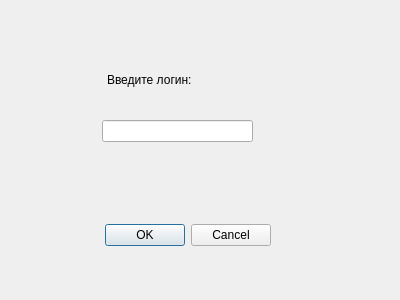
This is client/dialog.ui in AltoKlef/QtChat as Qt 5 draws it before an edit. The edited form follows.
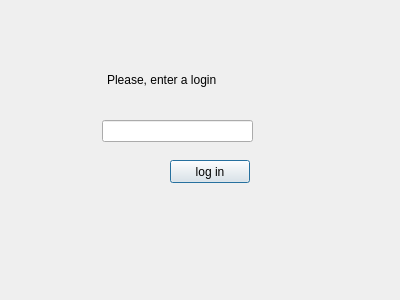
This is the edited form.

What changed in the file:
```diff
--- a/client/dialog.ui
+++ b/client/dialog.ui
@@ -13,19 +13,6 @@
   <property name="windowTitle">
    <string>Dialog</string>
   </property>
-  <widget class="QDialogButtonBox" name="buttonBox">
-   <property name="geometry">
-    <rect>
-     <x>90</x>
-     <y>220</y>
-     <width>181</width>
-     <height>31</height>
-    </rect>
-   </property>
-   <property name="standardButtons">
-    <set>QDialogButtonBox::Cancel|QDialogButtonBox::Ok</set>
-   </property>
-  </widget>
   <widget class="QLineEdit" name="lineEdit">
    <property name="geometry">
     <rect>
@@ -41,12 +28,25 @@
     <rect>
      <x>107</x>
      <y>70</y>
-     <width>101</width>
+     <width>151</width>
      <height>20</height>
     </rect>
    </property>
    <property name="text">
-    <string>Введите логин:</string>
+    <string>Please, enter a login</string>
+   </property>
+  </widget>
+  <widget class="QPushButton" name="loginButton">
+   <property name="geometry">
+    <rect>
+     <x>170</x>
+     <y>160</y>
+     <width>80</width>
+     <height>23</height>
+    </rect>
+   </property>
+   <property name="text">
+    <string>log in</string>
    </property>
   </widget>
  </widget>
```
